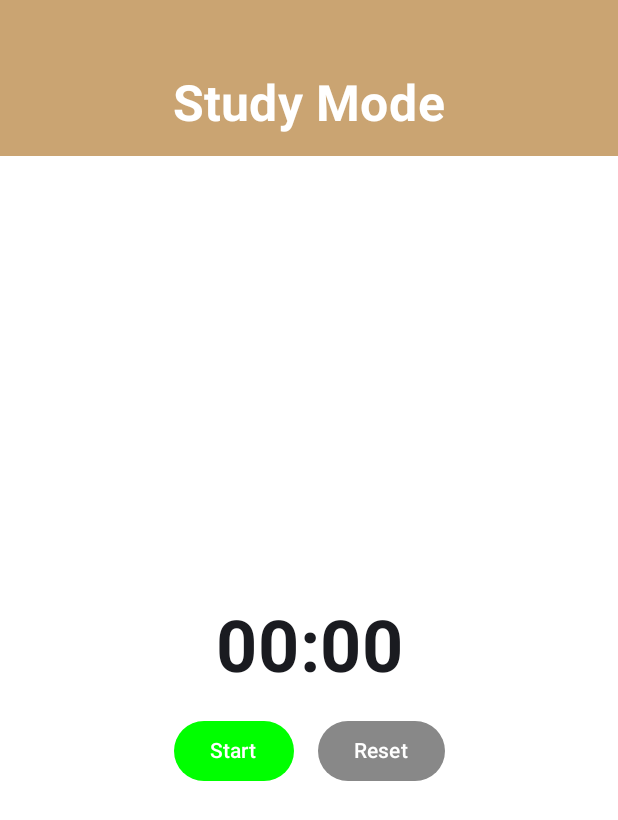
After one commit to khairylmohd/TUSKeepOnTrack, an Android app built with Jetpack Compose: the composable StudyScreen shown on its own in the app's theme, on a phone screen of 412 x 824 dp. The commit adds this screen. Shown: the top 820 px of the screen. Run offline under Robolectric (Android 15) with nearby library versions, the phone set to English and light mode, and no system bars.

Commit message:
Created the rest of the screens for the application. Implemented Google maps and timer functionality. Created navigation class.

```diff
--- a/app/build.gradle.kts
+++ b/app/build.gradle.kts
@@ -38,6 +38,7 @@ android {
     }
     buildFeatures {
         compose = true
+        buildConfig = true
     }
     composeOptions {
         kotlinCompilerExtensionVersion = "1.5.1"
@@ -59,6 +60,11 @@ dependencies {
     implementation(libs.androidx.ui.graphics)
     implementation(libs.androidx.ui.tooling.preview)
     implementation(libs.androidx.material3)
+    // Maps SDK for Android
+    implementation("com.google.android.gms:play-services-maps:19.0.0")
+    implementation ("com.google.maps.android:maps-compose:2.7.2")
+    implementation ("com.google.android.libraries.places:places:3.3.0")
+    implementation(libs.androidx.navigation.compose)
     testImplementation(libs.junit)
     androidTestImplementation(libs.androidx.junit)
     androidTestImplementation(libs.androidx.espresso.core)
--- a/app/src/main/java/tus/ie/mad2/tuskeepontrack/MainActivity.kt
+++ b/app/src/main/java/tus/ie/mad2/tuskeepontrack/MainActivity.kt
@@ -13,6 +13,10 @@ import androidx.compose.ui.Modifier
 import androidx.compose.ui.tooling.preview.Preview
 import tus.ie.mad2.tuskeepontrack.dashboard.DashboardScreen
 import tus.ie.mad2.tuskeepontrack.login.LoginScreen
+import tus.ie.mad2.tuskeepontrack.moodle_events.EventScreen
+import tus.ie.mad2.tuskeepontrack.navigation.BuildNavigationGraph
+import tus.ie.mad2.tuskeepontrack.study_mode.StartScreen
+import tus.ie.mad2.tuskeepontrack.study_mode.StudyScreen
 import tus.ie.mad2.tuskeepontrack.ui.theme.TUSKeepOnTrackTheme
 
 class MainActivity : ComponentActivity() {
@@ -21,7 +25,7 @@ class MainActivity : ComponentActivity() {
         enableEdgeToEdge()
         setContent {
             TUSKeepOnTrackTheme {
-                LoginScreen()
+                BuildNavigationGraph()
             }
         }
     }
--- a/app/src/main/java/tus/ie/mad2/tuskeepontrack/dashboard/DashboardScreen.kt
+++ b/app/src/main/java/tus/ie/mad2/tuskeepontrack/dashboard/DashboardScreen.kt
@@ -15,9 +15,10 @@ import androidx.compose.ui.graphics.RectangleShape
 import androidx.compose.ui.text.font.FontWeight
 import androidx.compose.ui.unit.dp
 import androidx.compose.ui.unit.sp
+import androidx.navigation.NavHostController
 
 @Composable
-fun DashboardScreen() {
+fun DashboardScreen(navController: NavHostController) {
     Column(
         modifier = Modifier
             .fillMaxSize()
--- a/app/src/main/java/tus/ie/mad2/tuskeepontrack/login/LoginScreen.kt
+++ b/app/src/main/java/tus/ie/mad2/tuskeepontrack/login/LoginScreen.kt
@@ -27,10 +27,11 @@ import androidx.compose.ui.text.input.VisualTransformation
 import androidx.compose.ui.text.style.TextAlign
 import androidx.compose.ui.unit.dp
 import androidx.compose.ui.unit.sp
+import androidx.navigation.NavHostController
 import tus.ie.mad2.tuskeepontrack.R
 
 @Composable
-fun LoginScreen() {
+fun LoginScreen(navController: NavHostController) {
     var email by remember { mutableStateOf(TextFieldValue("")) }
     var password by remember { mutableStateOf(TextFieldValue("")) }
     var passwordVisible by rememberSaveable { mutableStateOf(false) }
--- /dev/null
+++ b/app/src/main/java/tus/ie/mad2/tuskeepontrack/study_mode/StudyScreen.kt
@@ -0,0 +1,121 @@
+package tus.ie.mad2.tuskeepontrack.study_mode
+
+import androidx.compose.foundation.background
+import androidx.compose.foundation.layout.Arrangement
+import androidx.compose.foundation.layout.Box
+import androidx.compose.foundation.layout.Column
+import androidx.compose.foundation.layout.Row
+import androidx.compose.foundation.layout.Spacer
+import androidx.compose.foundation.layout.fillMaxSize
+import androidx.compose.foundation.layout.fillMaxWidth
+import androidx.compose.foundation.layout.padding
+import androidx.compose.material3.Button
+import androidx.compose.material3.ButtonDefaults
+import androidx.compose.material3.Text
+import androidx.compose.runtime.Composable
+import androidx.compose.runtime.LaunchedEffect
+import androidx.compose.runtime.getValue
+import androidx.compose.runtime.mutableStateOf
+import androidx.compose.runtime.remember
+import androidx.compose.runtime.setValue
+import androidx.compose.ui.Alignment
+import androidx.compose.ui.Modifier
+import androidx.compose.ui.graphics.Color
+import androidx.compose.ui.text.font.FontWeight
+import androidx.compose.ui.text.style.TextAlign
+import androidx.compose.ui.unit.dp
+import androidx.compose.ui.unit.sp
+import androidx.navigation.NavHostController
+import kotlinx.coroutines.delay
+
+@Composable
+fun StudyScreen(navController: NavHostController)
+{
+    var elapsedTime by remember { mutableStateOf(0) } // Elapsed time in seconds
+    var isRunning by remember { mutableStateOf(false) } // Stopwatch running state
+
+    // Increment time every second if stopwatch is running
+    LaunchedEffect(isRunning) {
+        while (isRunning) {
+            delay(1000L)
+            elapsedTime++
+        }
+    }
+
+    Column(
+        modifier = Modifier
+            .fillMaxSize()
+            .background(Color(0xFFFFFFFF)),
+        horizontalAlignment = Alignment.CenterHorizontally
+    ) {
+        // Header Box
+        Box(
+            modifier = Modifier
+                .fillMaxWidth()
+                .background(Color(0xFFCAA472))
+                .padding(top = 50.dp, bottom = 15.dp),
+            contentAlignment = Alignment.Center
+        ) {
+            Text(
+                text = "Study Mode",
+                fontSize = 33.sp,
+                fontWeight = FontWeight.Bold,
+                color = Color.White,
+            )
+        }
+
+        Spacer(modifier = Modifier.weight(1f))
+
+        // Timer code from ChatGPT
+        // Stopwatch Display
+        Text(
+            text = formatTime(elapsedTime),
+            fontSize = 48.sp,
+            fontWeight = FontWeight.Bold,
+            textAlign = TextAlign.Center,
+            modifier = Modifier.padding(bottom = 16.dp) // Minimal gap to buttons
+        )
+
+        // Buttons for Stopwatch Control
+        Row(
+            horizontalArrangement = Arrangement.spacedBy(16.dp),
+            verticalAlignment = Alignment.CenterVertically,
+            modifier = Modifier.align(Alignment.CenterHorizontally)
+        ) {
+            // Start/Stop Button
+            Button(
+                onClick = { isRunning = !isRunning },
+                colors = ButtonDefaults.buttonColors(
+                    containerColor = if (isRunning) Color.Red else Color.Green
+                )
+            ) {
+                Text(if (isRunning) "Stop" else "Start")
+            }
+
+            // Reset Button
+            Button(
+                onClick = {
+                    elapsedTime = 0
+                    isRunning = false
+                },
+                colors = ButtonDefaults.buttonColors(containerColor = Color.Gray)
+            ) {
+                Text("Reset")
+            }
+        }
+
+        Spacer(modifier = Modifier.weight(1f))
+    }
+}
+
+// Helper function to format elapsed time into HH:MM:SS
+private fun formatTime(seconds: Int): String {
+    val hours = seconds / 3600
+    val minutes = (seconds % 3600) / 60
+    val remainingSeconds = seconds % 60
+    return if (hours > 0) {
+        String.format("%02d:%02d:%02d", hours, minutes, remainingSeconds)
+    } else {
+        String.format("%02d:%02d", minutes, remainingSeconds)
+    }
+}
--- a/gradle/libs.versions.toml
+++ b/gradle/libs.versions.toml
@@ -8,6 +8,7 @@ espressoCore = "3.6.1"
 lifecycleRuntimeKtx = "2.8.7"
 activityCompose = "1.9.3"
 composeBom = "2024.04.01"
+navigationCompose = "2.8.3"
 
 [libraries]
 androidx-core-ktx = { group = "androidx.core", name = "core-ktx", version.ref = "coreKtx" }
@@ -25,6 +26,7 @@ androidx-ui-test-manifest = { group = "androidx.compose.ui", name = "ui-test-man
 androidx-ui-test-junit4 = { group = "androidx.compose.ui", name = "ui-test-junit4" }
 androidx-material3 = { group = "androidx.compose.material3", name = "material3" }
 material-icons-extended = { group = "androidx.compose.material", name = "material-icons-extended" }
+androidx-navigation-compose = { group = "androidx.navigation", name = "navigation-compose", version.ref = "navigationCompose" }
 
 [plugins]
 android-application = { id = "com.android.application", version.ref = "agp" }
```
Also changed, not shown: app/src/main/AndroidManifest.xml (+10 -1 lines), app/src/main/java/tus/ie/mad2/tuskeepontrack/moodle_events/EventScreen.kt (added, +40 -0 lines), app/src/main/java/tus/ie/mad2/tuskeepontrack/moodle_events/EventSettingsScreen.kt (added, +40 -0 lines), app/src/main/java/tus/ie/mad2/tuskeepontrack/navigation/BuildNavigationGraph.kt (added, +21 -0 lines), app/src/main/java/tus/ie/mad2/tuskeepontrack/navigation/Screen.kt (added, +8 -0 lines), app/src/main/java/tus/ie/mad2/tuskeepontrack/study_mode/StartScreen.kt (added, +142 -0 lines), app/src/main/java/tus/ie/mad2/tuskeepontrack/study_mode/StartScreenViewModel.kt (added, +7 -0 lines), app/src/main/java/tus/ie/mad2/tuskeepontrack/study_sessions/SessionInfoScreen.kt (added, +40 -0 lines), app/src/main/java/tus/ie/mad2/tuskeepontrack/study_sessions/SessionScreen.kt (added, +40 -0 lines).
